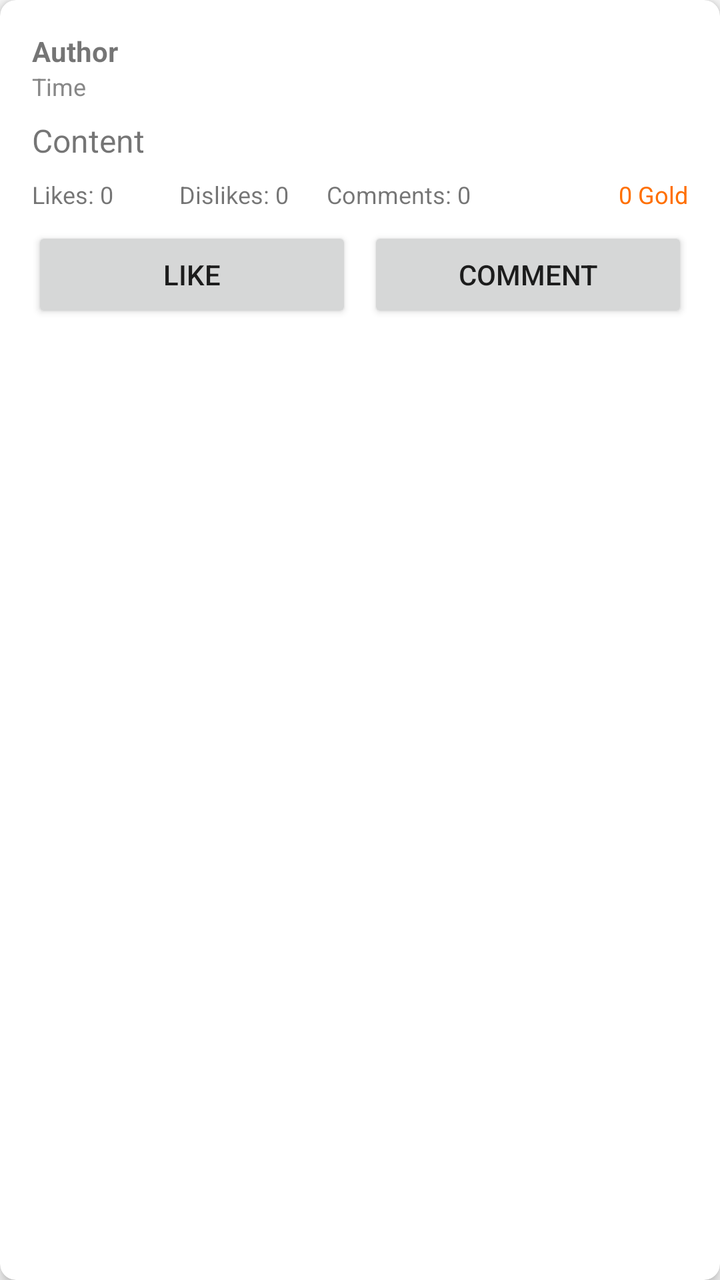
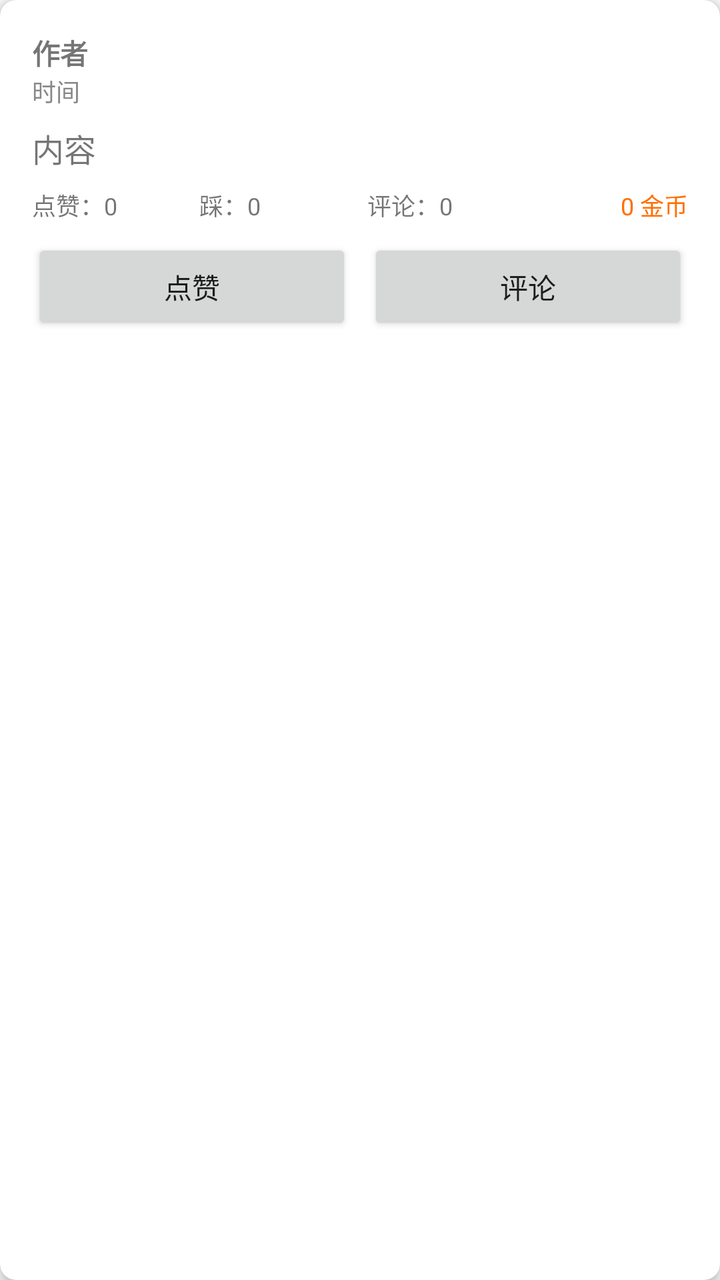

Compare the two renders of this Android layout. The source of the first and the diff that turns it into the second are given below.
<!-- AndroidManifest.xml: application theme Theme.DShare -->
<!-- res/layout/item_feed.xml -->
<?xml version="1.0" encoding="utf-8"?>
<androidx.cardview.widget.CardView xmlns:android="http://schemas.android.com/apk/res/android"
    xmlns:app="http://schemas.android.com/apk/res-auto"
    android:layout_width="match_parent"
    android:layout_height="wrap_content"
    android:layout_margin="8dp"
    app:cardCornerRadius="8dp"
    app:cardElevation="4dp">
    <LinearLayout
        android:layout_width="match_parent"
        android:layout_height="wrap_content"
        android:orientation="vertical"
        android:padding="16dp">
        <TextView
            android:id="@+id/tv_author"
            android:layout_width="wrap_content"
            android:layout_height="wrap_content"
            android:text="Author"
            android:textStyle="bold"
            android:textSize="14sp" />
        <TextView
            android:id="@+id/tv_timestamp"
            android:layout_width="wrap_content"
            android:layout_height="wrap_content"
            android:text="Time"
            android:textSize="12sp"
            android:textColor="#888" />
        <TextView
            android:id="@+id/tv_content"
            android:layout_width="match_parent"
            android:layout_height="wrap_content"
            android:text="Content"
            android:textSize="16sp"
            android:layout_marginTop="8dp" />
        <LinearLayout
            android:layout_width="match_parent"
            android:layout_height="wrap_content"
            android:orientation="horizontal"
            android:layout_marginTop="8dp">
            <TextView
                android:id="@+id/tv_likes"
                android:layout_width="0dp"
                android:layout_height="wrap_content"
                android:layout_weight="1"
                android:text="Likes: 0"
                android:textSize="12sp" />
            <TextView
                android:id="@+id/tv_dislikes"
                android:layout_width="0dp"
                android:layout_height="wrap_content"
                android:layout_weight="1"
                android:text="Dislikes: 0"
                android:textSize="12sp" />
            <TextView
                android:id="@+id/tv_comments"
                android:layout_width="wrap_content"
                android:layout_height="wrap_content"
                android:layout_weight="1"
                android:text="Comments: 0"
                android:textSize="12sp" />
            <TextView
                android:id="@+id/tv_gold_reward"
                android:layout_width="wrap_content"
                android:layout_height="wrap_content"
                android:text="0 Gold"
                android:textSize="12sp"
                android:textColor="#FF6F00" />
        </LinearLayout>
        <LinearLayout
            android:layout_width="match_parent"
            android:layout_height="wrap_content"
            android:orientation="horizontal"
            android:layout_marginTop="8dp">
            <Button
                android:id="@+id/btn_like"
                android:layout_width="0dp"
                android:layout_height="wrap_content"
                android:layout_weight="1"
                android:text="Like"
                android:layout_marginEnd="8dp" />
            <Button
                android:id="@+id/btn_comment"
                android:layout_width="0dp"
                android:layout_height="wrap_content"
                android:layout_weight="1"
                android:text="Comment" />
        </LinearLayout>
    </LinearLayout>
</androidx.cardview.widget.CardView>
<!-- resources referenced by this layout -->
<resources>
  <style name="Theme.DShare" parent="Theme.AppCompat.Light.NoActionBar">
          <item name="colorPrimary">@color/primary</item>
          <item name="colorPrimaryDark">@color/primary_dark</item>
          <item name="colorAccent">@color/accent</item>
      </style>
  <color name="primary">#1A237E</color>
  <color name="primary_dark">#0D1B5E</color>
  <color name="accent">#FF6F00</color>
</resources>

<!-- the commit's change to res/layout/item_feed.xml (unified diff, before → after) -->
@@ -15,21 +15,21 @@
             android:id="@+id/tv_author"
             android:layout_width="wrap_content"
             android:layout_height="wrap_content"
-            android:text="Author"
+            android:text="@string/author"
             android:textStyle="bold"
             android:textSize="14sp" />
         <TextView
             android:id="@+id/tv_timestamp"
             android:layout_width="wrap_content"
             android:layout_height="wrap_content"
-            android:text="Time"
+            android:text="@string/time"
             android:textSize="12sp"
             android:textColor="#888" />
         <TextView
             android:id="@+id/tv_content"
             android:layout_width="match_parent"
             android:layout_height="wrap_content"
-            android:text="Content"
+            android:text="@string/content"
             android:textSize="16sp"
             android:layout_marginTop="8dp" />
         <LinearLayout
@@ -42,27 +42,27 @@
                 android:layout_width="0dp"
                 android:layout_height="wrap_content"
                 android:layout_weight="1"
-                android:text="Likes: 0"
+                android:text="点赞：0"
                 android:textSize="12sp" />
             <TextView
                 android:id="@+id/tv_dislikes"
                 android:layout_width="0dp"
                 android:layout_height="wrap_content"
                 android:layout_weight="1"
-                android:text="Dislikes: 0"
+                android:text="踩：0"
                 android:textSize="12sp" />
             <TextView
                 android:id="@+id/tv_comments"
                 android:layout_width="wrap_content"
                 android:layout_height="wrap_content"
                 android:layout_weight="1"
-                android:text="Comments: 0"
+                android:text="评论：0"
                 android:textSize="12sp" />
             <TextView
                 android:id="@+id/tv_gold_reward"
                 android:layout_width="wrap_content"
                 android:layout_height="wrap_content"
-                android:text="0 Gold"
+                android:text="0 金币"
                 android:textSize="12sp"
                 android:textColor="#FF6F00" />
         </LinearLayout>
@@ -76,14 +76,14 @@
                 android:layout_width="0dp"
                 android:layout_height="wrap_content"
                 android:layout_weight="1"
-                android:text="Like"
+                android:text="@string/like"
                 android:layout_marginEnd="8dp" />
             <Button
                 android:id="@+id/btn_comment"
                 android:layout_width="0dp"
                 android:layout_height="wrap_content"
                 android:layout_weight="1"
-                android:text="Comment" />
+                android:text="@string/btn_comment" />
         </LinearLayout>
     </LinearLayout>
 </androidx.cardview.widget.CardView>
<!-- resource entries referenced after the edit -->
@@ -1,5 +1,10 @@
 <!-- resources referenced by this layout -->
 <resources>
+  <string name="author">作者</string>
+  <string name="btn_comment">评论</string>
+  <string name="content">内容</string>
+  <string name="like">点赞</string>
+  <string name="time">时间</string>
   <style name="Theme.DShare" parent="Theme.AppCompat.Light.NoActionBar">
           <item name="colorPrimary">@color/primary</item>
           <item name="colorPrimaryDark">@color/primary_dark</item>
